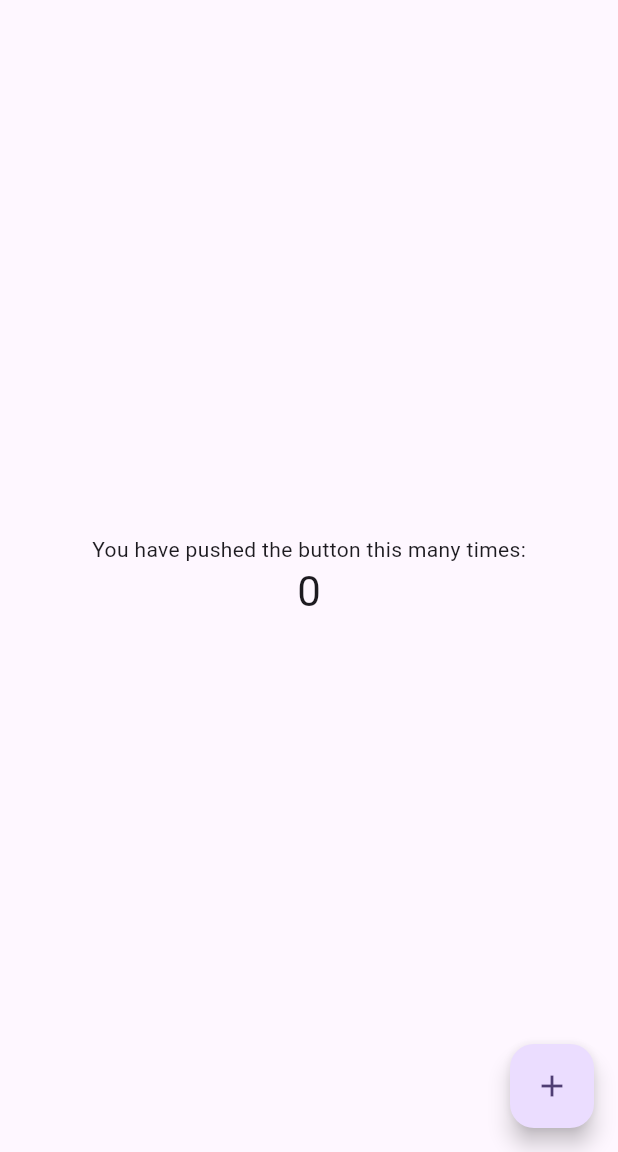
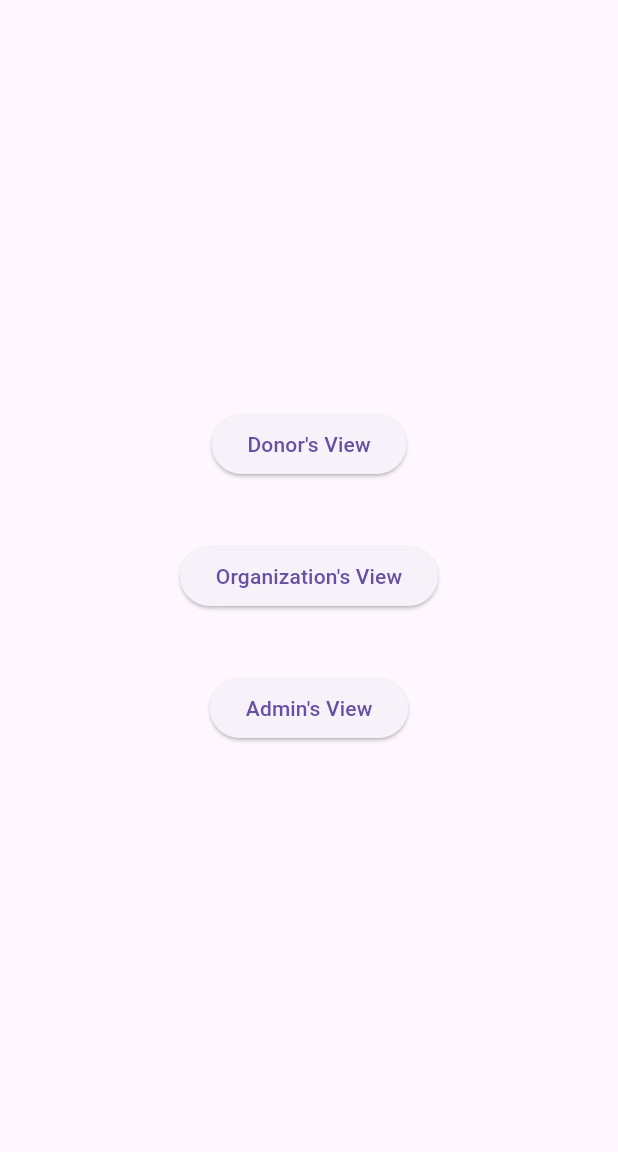
Before and after one commit to jabaleda/cmsc23-u2l-project-group1, a Flutter app: the screen it shows after launch, on a phone screen of 412 x 824 dp, the part 84-1236 px from its top. Run offline on Flutter 3.47's test engine with Material 3 defaults, Android fonts, the phone set to English and light mode, and no system bars.

```diff
--- a/lib/main.dart
+++ b/lib/main.dart
@@ -1,4 +1,5 @@
 import 'package:flutter/material.dart';
+import 'package:my_app/pages/home_page.dart';
 
 void main() {
   runApp(const MyApp());
@@ -12,114 +13,103 @@ class MyApp extends StatelessWidget {
   Widget build(BuildContext context) {
     return MaterialApp(
       title: 'Flutter Demo',
+      initialRoute: '/',
+      routes: {
+        '/': (context) => const MyHomePage(title: "Flutter Demo Home Page"),
+      },
       theme: ThemeData(
-        // This is the theme of your application.
-        //
-        // TRY THIS: Try running your application with "flutter run". You'll see
-        // the application has a purple toolbar. Then, without quitting the app,
-        // try changing the seedColor in the colorScheme below to Colors.green
-        // and then invoke "hot reload" (save your changes or press the "hot
-        // reload" button in a Flutter-supported IDE, or press "r" if you used
-        // the command line to start the app).
-        //
-        // Notice that the counter didn't reset back to zero; the application
-        // state is not lost during the reload. To reset the state, use hot
-        // restart instead.
-        //
-        // This works for code too, not just values: Most code changes can be
-        // tested with just a hot reload.
-        colorScheme: ColorScheme.fromSeed(seedColor: Colors.deepPurple),
-        useMaterial3: true,
+        primarySwatch: Colors.blue,
+        //colorScheme: ColorScheme.fromSeed(seedColor: Colors.deepPurple),
+        // useMaterial3: true,
       ),
-      home: const MyHomePage(title: 'Flutter Demo Home Page'),
     );
   }
 }
 
-class MyHomePage extends StatefulWidget {
-  const MyHomePage({super.key, required this.title});
+// class MyHomePage extends StatefulWidget {
+//   const MyHomePage({super.key, required this.title});
 
-  // This widget is the home page of your application. It is stateful, meaning
-  // that it has a State object (defined below) that contains fields that affect
-  // how it looks.
+//   // This widget is the home page of your application. It is stateful, meaning
+//   // that it has a State object (defined below) that contains fields that affect
+//   // how it looks.
 
-  // This class is the configuration for the state. It holds the values (in this
-  // case the title) provided by the parent (in this case the App widget) and
-  // used by the build method of the State. Fields in a Widget subclass are
-  // always marked "final".
+//   // This class is the configuration for the state. It holds the values (in this
+//   // case the title) provided by the parent (in this case the App widget) and
+//   // used by the build method of the State. Fields in a Widget subclass are
+//   // always marked "final".
 
-  final String title;
+//   final String title;
 
-  @override
-  State<MyHomePage> createState() => _MyHomePageState();
-}
+//   @override
+//   State<MyHomePage> createState() => _MyHomePageState();
+// }
 
-class _MyHomePageState extends State<MyHomePage> {
-  int _counter = 0;
+// class _MyHomePageState extends State<MyHomePage> {
+//   int _counter = 0;
 
-  void _incrementCounter() {
-    setState(() {
-      // This call to setState tells the Flutter framework that something has
-      // changed in this State, which causes it to rerun the build method below
-      // so that the display can reflect the updated values. If we changed
-      // _counter without calling setState(), then the build method would not be
-      // called again, and so nothing would appear to happen.
-      _counter++;
-    });
-  }
+//   void _incrementCounter() {
+//     setState(() {
+//       // This call to setState tells the Flutter framework that something has
+//       // changed in this State, which causes it to rerun the build method below
+//       // so that the display can reflect the updated values. If we changed
+//       // _counter without calling setState(), then the build method would not be
+//       // called again, and so nothing would appear to happen.
+//       _counter++;
+//     });
+//   }
 
-  @override
-  Widget build(BuildContext context) {
-    // This method is rerun every time setState is called, for instance as done
-    // by the _incrementCounter method above.
-    //
-    // The Flutter framework has been optimized to make rerunning build methods
-    // fast, so that you can just rebuild anything that needs updating rather
-    // than having to individually change instances of widgets.
-    return Scaffold(
-      appBar: AppBar(
-        // TRY THIS: Try changing the color here to a specific color (to
-        // Colors.amber, perhaps?) and trigger a hot reload to see the AppBar
-        // change color while the other colors stay the same.
-        backgroundColor: Theme.of(context).colorScheme.inversePrimary,
-        // Here we take the value from the MyHomePage object that was created by
-        // the App.build method, and use it to set our appbar title.
-        title: Text(widget.title),
-      ),
-      body: Center(
-        // Center is a layout widget. It takes a single child and positions it
-        // in the middle of the parent.
-        child: Column(
-          // Column is also a layout widget. It takes a list of children and
-          // arranges them vertically. By default, it sizes itself to fit its
-          // children horizontally, and tries to be as tall as its parent.
-          //
-          // Column has various properties to control how it sizes itself and
-          // how it positions its children. Here we use mainAxisAlignment to
-          // center the children vertically; the main axis here is the vertical
-          // axis because Columns are vertical (the cross axis would be
-          // horizontal).
-          //
-          // TRY THIS: Invoke "debug painting" (choose the "Toggle Debug Paint"
-          // action in the IDE, or press "p" in the console), to see the
-          // wireframe for each widget.
-          mainAxisAlignment: MainAxisAlignment.center,
-          children: <Widget>[
-            const Text(
-              'You have pushed the button this many times:',
-            ),
-            Text(
-              '$_counter',
-              style: Theme.of(context).textTheme.headlineMedium,
-            ),
-          ],
-        ),
-      ),
-      floatingActionButton: FloatingActionButton(
-        onPressed: _incrementCounter,
-        tooltip: 'Increment',
-        child: const Icon(Icons.add),
-      ), // This trailing comma makes auto-formatting nicer for build methods.
-    );
-  }
-}
+//   @override
+//   Widget build(BuildContext context) {
+//     // This method is rerun every time setState is called, for instance as done
+//     // by the _incrementCounter method above.
+//     //
+//     // The Flutter framework has been optimized to make rerunning build methods
+//     // fast, so that you can just rebuild anything that needs updating rather
+//     // than having to individually change instances of widgets.
+//     return Scaffold(
+//       appBar: AppBar(
+//         // TRY THIS: Try changing the color here to a specific color (to
+//         // Colors.amber, perhaps?) and trigger a hot reload to see the AppBar
+//         // change color while the other colors stay the same.
+//         backgroundColor: Theme.of(context).colorScheme.inversePrimary,
+//         // Here we take the value from the MyHomePage object that was created by
+//         // the App.build method, and use it to set our appbar title.
+//         title: Text(widget.title),
+//       ),
+//       body: Center(
+//         // Center is a layout widget. It takes a single child and positions it
+//         // in the middle of the parent.
+//         child: Column(
+//           // Column is also a layout widget. It takes a list of children and
+//           // arranges them vertically. By default, it sizes itself to fit its
+//           // children horizontally, and tries to be as tall as its parent.
+//           //
+//           // Column has various properties to control how it sizes itself and
+//           // how it positions its children. Here we use mainAxisAlignment to
+//           // center the children vertically; the main axis here is the vertical
+//           // axis because Columns are vertical (the cross axis would be
+//           // horizontal).
+//           //
+//           // TRY THIS: Invoke "debug painting" (choose the "Toggle Debug Paint"
+//           // action in the IDE, or press "p" in the console), to see the
+//           // wireframe for each widget.
+//           mainAxisAlignment: MainAxisAlignment.center,
+//           children: <Widget>[
+//             const Text(
+//               'You have pushed the button this many times:',
+//             ),
+//             Text(
+//               '$_counter',
+//               style: Theme.of(context).textTheme.headlineMedium,
+//             ),
+//           ],
+//         ),
+//       ),
+//       floatingActionButton: FloatingActionButton(
+//         onPressed: _incrementCounter,
+//         tooltip: 'Increment',
+//         child: const Icon(Icons.add),
+//       ), // This trailing comma makes auto-formatting nicer for build methods.
+//     );
+//   }
+// }
--- /dev/null
+++ b/lib/pages/home_page.dart
@@ -0,0 +1,100 @@
+/*
+  Date created: 05/07/2024
+  Sample Entry Page.
+  This will be the Stream Builder that manages the
+  log-in/sign-up mechanism. For now, it simply directs user to
+  the different views of the app.
+
+*/
+
+
+import 'package:flutter/material.dart';
+
+class MyHomePage extends StatefulWidget {
+  const MyHomePage({super.key, required this.title});
+
+  // This widget is the home page of your application. It is stateful, meaning
+  // that it has a State object (defined below) that contains fields that affect
+  // how it looks.
+
+  // This class is the configuration for the state. It holds the values (in this
+  // case the title) provided by the parent (in this case the App widget) and
+  // used by the build method of the State. Fields in a Widget subclass are
+  // always marked "final".
+
+  final String title;
+
+  @override
+  State<MyHomePage> createState() => _MyHomePageState();
+}
+
+class _MyHomePageState extends State<MyHomePage> {
+
+  @override
+  Widget build(BuildContext context) {
+    // This method is rerun every time setState is called, for instance as done
+    // by the _incrementCounter method above.
+    //
+    // The Flutter framework has been optimized to make rerunning build methods
+    // fast, so that you can just rebuild anything that needs updating rather
+    // than having to individually change instances of widgets.
+    return Scaffold(
+      appBar: AppBar(
+        backgroundColor: Theme.of(context).colorScheme.inversePrimary,
+        title: Text(widget.title),
+      ),
+      body: Center(
+        child: Column(
+          // Column is also a layout widget. It takes a list of children and
+          // arranges them vertically. By default, it sizes itself to fit its
+          // children horizontally, and tries to be as tall as its parent.
+          //
+          // Column has various properties to control how it sizes itself and
+          // how it positions its children. Here we use mainAxisAlignment to
+          // center the children vertically; the main axis here is the vertical
+          // axis because Columns are vertical (the cross axis would be
+          // horizontal).
+          //
+          mainAxisAlignment: MainAxisAlignment.center,
+          children: <Widget>[
+            toDonor, toOrg, toAdmin
+          ],
+        ),
+      ),
+    );
+  }
+
+
+  Widget get toDonor => Container(
+    margin: const EdgeInsets.all(20),
+    child: ElevatedButton(
+      onPressed: () {
+        //
+      },
+      child: Text("Donor's View")
+    ),
+  );
+
+  Widget get toOrg => Container(
+    margin: const EdgeInsets.all(20),
+    child: ElevatedButton(
+      onPressed: () {
+        //
+      },
+      child: Text("Organization's View")
+    ),
+  );
+
+  Widget get toAdmin => Container(
+    margin: const EdgeInsets.all(20),
+    child: ElevatedButton(
+      onPressed: () {
+        //
+      },
+      child: Text("Admin's View")
+    ),
+  );
+
+
+
+}
```
Also changed, not shown: 1 other file.
